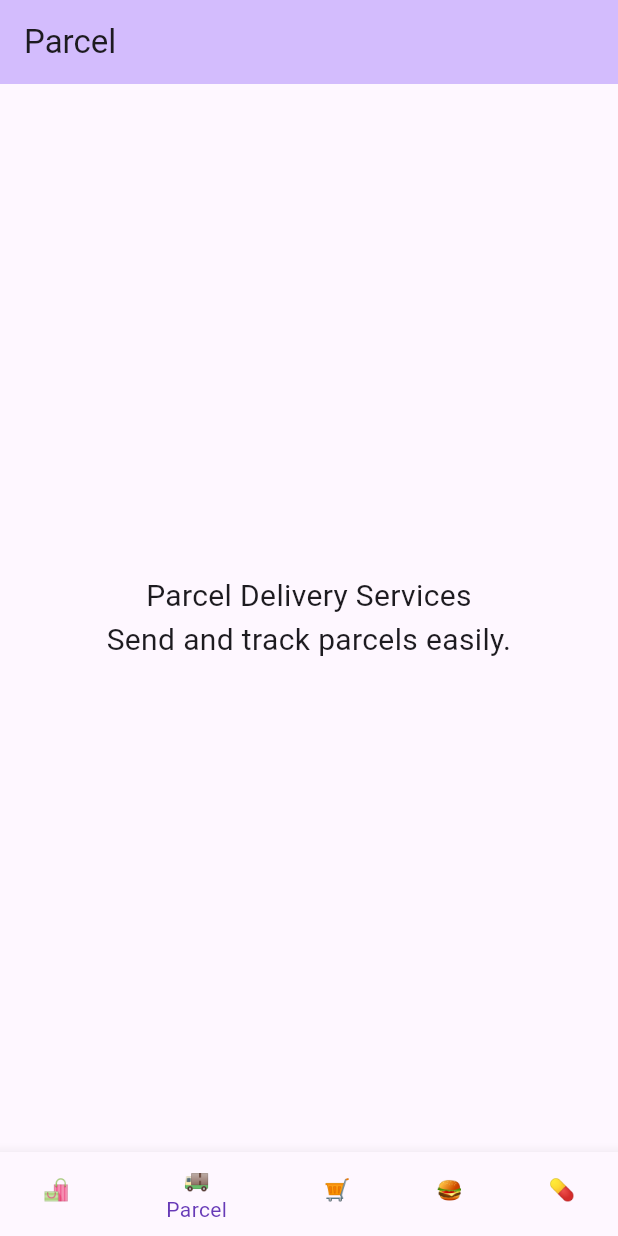
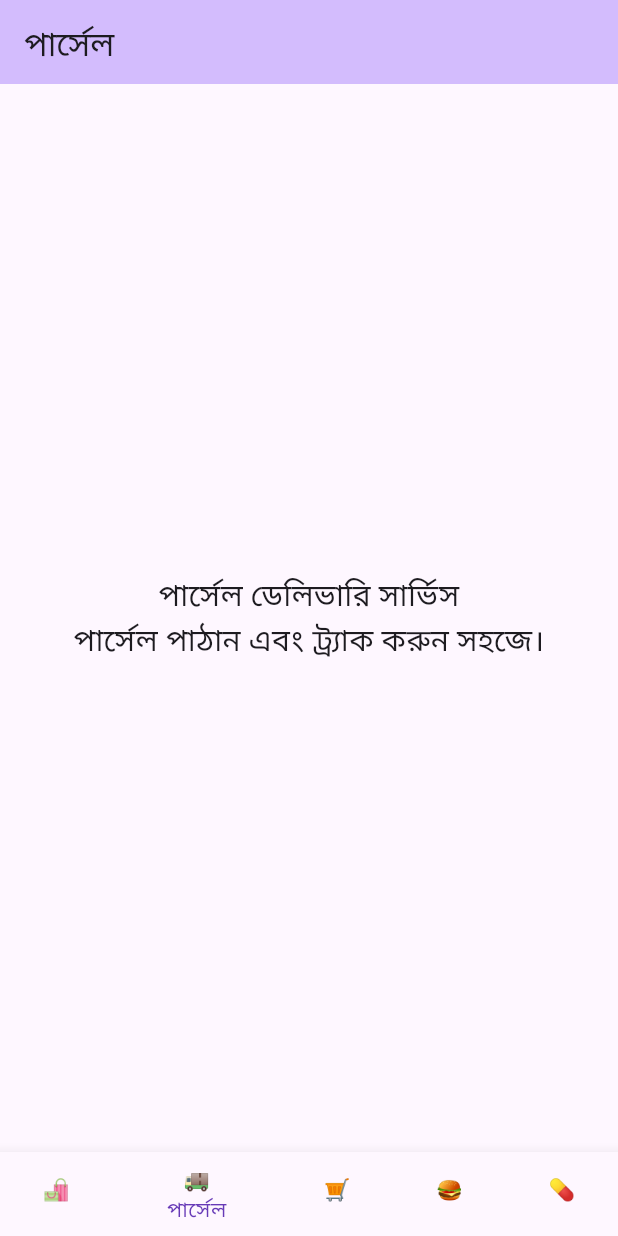
Before and after one commit to could-ai/019a2226-38ff-727b-8a24-e7687af0897a, a Flutter app: the screen it shows after launch, item 2 of the bottom bar chosen, on a phone screen of 412 x 824 dp. Run offline on Flutter 3.47's test engine with Material 3 defaults, Android fonts, the phone set to English and light mode, and no system bars.

Commit message:
Updated all text strings in main.dart to Bengali language, including app title, app bar titles, body text content for each page, and bottom navigation labels. This replaces English text with accurate Bengali translations while maintaining the same app structure and functionality. The changes make the app more accessible for Bengali-speaking users by localizing the entire user interface text. Emojis in navigation are kept for visual appeal, and the overall navigation and page structure remains unchanged.

```diff
--- a/usr/lib/main.dart
+++ b/usr/lib/main.dart
@@ -10,7 +10,7 @@ class MyApp extends StatelessWidget {
   @override
   Widget build(BuildContext context) {
     return MaterialApp(
-      title: 'Shop App',
+      title: 'দোকান অ্যাপ',
       debugShowCheckedModeBanner: false,
       theme: ThemeData(
         colorScheme: ColorScheme.fromSeed(seedColor: Colors.deepPurple),
@@ -52,23 +52,23 @@ class _AppHomeState extends State<AppHome> {
         items: const <BottomNavigationBarItem>[
           BottomNavigationBarItem(
             icon: Text('🛍️'),
-            label: 'Shop',
+            label: 'দোকান',
           ),
           BottomNavigationBarItem(
             icon: Text('🚚'),
-            label: 'Parcel',
+            label: 'পার্সেল',
           ),
           BottomNavigationBarItem(
             icon: Text('🛒'),
-            label: 'Grocery',
+            label: 'গ্রোসারি',
           ),
           BottomNavigationBarItem(
             icon: Text('🍔'),
-            label: 'Food',
+            label: 'খাবার',
           ),
           BottomNavigationBarItem(
             icon: Text('💊'),
-            label: 'Medicine',
+            label: 'ওষুধ',
           ),
         ],
         currentIndex: _selectedIndex,
@@ -86,12 +86,12 @@ class ShopPage extends StatelessWidget {
   Widget build(BuildContext context) {
     return Scaffold(
       appBar: AppBar(
-        title: const Text('Shop Home'),
+        title: const Text('দোকান হোম'),
         backgroundColor: Theme.of(context).colorScheme.inversePrimary,
       ),
       body: const Center(
         child: Text(
-          'Welcome to Shop Home Page!\nBrowse all categories here.',
+          'দোকান হোম পেজে স্বাগতম!\nএখানে সব ক্যাটেগরি ব্রাউজ করুন।',
           style: TextStyle(fontSize: 20),
           textAlign: TextAlign.center,
         ),
@@ -107,12 +107,12 @@ class ParcelPage extends StatelessWidget {
   Widget build(BuildContext context) {
     return Scaffold(
       appBar: AppBar(
-        title: const Text('Parcel'),
+        title: const Text('পার্সেল'),
         backgroundColor: Theme.of(context).colorScheme.inversePrimary,
       ),
       body: const Center(
         child: Text(
-          'Parcel Delivery Services\nSend and track parcels easily.',
+          'পার্সেল ডেলিভারি সার্ভিস\nপার্সেল পাঠান এবং ট্র্যাক করুন সহজে।',
           style: TextStyle(fontSize: 20),
           textAlign: TextAlign.center,
         ),
@@ -128,12 +128,12 @@ class GroceryPage extends StatelessWidget {
   Widget build(BuildContext context) {
     return Scaffold(
       appBar: AppBar(
-        title: const Text('Grocery'),
+        title: const Text('গ্রোসারি'),
         backgroundColor: Theme.of(context).colorScheme.inversePrimary,
       ),
       body: const Center(
         child: Text(
-          'Fresh Groceries\nShop for daily essentials.',
+          'তাজা গ্রোসারি\nদৈনন্দিন প্রয়োজনীয় জিনিস কিনুন।',
           style: TextStyle(fontSize: 20),
           textAlign: TextAlign.center,
         ),
@@ -149,12 +149,12 @@ class FoodPage extends StatelessWidget {
   Widget build(BuildContext context) {
     return Scaffold(
       appBar: AppBar(
-        title: const Text('Food'),
+        title: const Text('খাবার'),
         backgroundColor: Theme.of(context).colorScheme.inversePrimary,
       ),
       body: const Center(
         child: Text(
-          'Delicious Food\nOrder your favorite meals.',
+          'সুস্বাদু খাবার\nআপনার প্রিয় খাবার অর্ডার করুন।',
           style: TextStyle(fontSize: 20),
           textAlign: TextAlign.center,
         ),
@@ -170,12 +170,12 @@ class MedicinePage extends StatelessWidget {
   Widget build(BuildContext context) {
     return Scaffold(
       appBar: AppBar(
-        title: const Text('Medicine'),
+        title: const Text('ওষুধ'),
         backgroundColor: Theme.of(context).colorScheme.inversePrimary,
       ),
       body: const Center(
         child: Text(
-          'Health & Medicine\nFind medicines and health products.',
+          'স্বাস্থ্য এবং ওষুধ\nওষুধ এবং স্বাস্থ্য পণ্য খুঁজুন।',
           style: TextStyle(fontSize: 20),
           textAlign: TextAlign.center,
         ),
```
